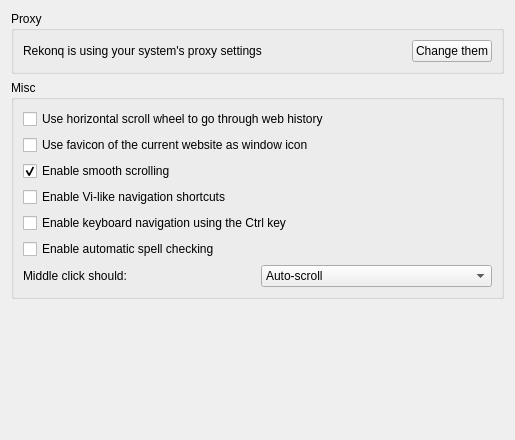
This is src/settings/settings_advanced.ui in KDE/rekonq as Qt 5 draws it before an edit. The edited form follows.
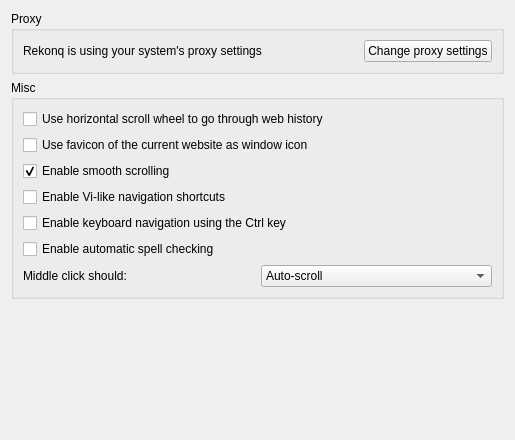
This is the edited form. Icons and pictures are not drawn.

Commit message: Fix awkward string in proxy settings

```diff
--- a/src/settings/settings_advanced.ui
+++ b/src/settings/settings_advanced.ui
@@ -40,7 +40,7 @@
       <item>
        <widget class="QPushButton" name="proxyButton">
         <property name="text">
-         <string>Change them</string>
+         <string>Change proxy settings</string>
         </property>
         <property name="icon">
          <iconset theme="preferences-system-network">
```
